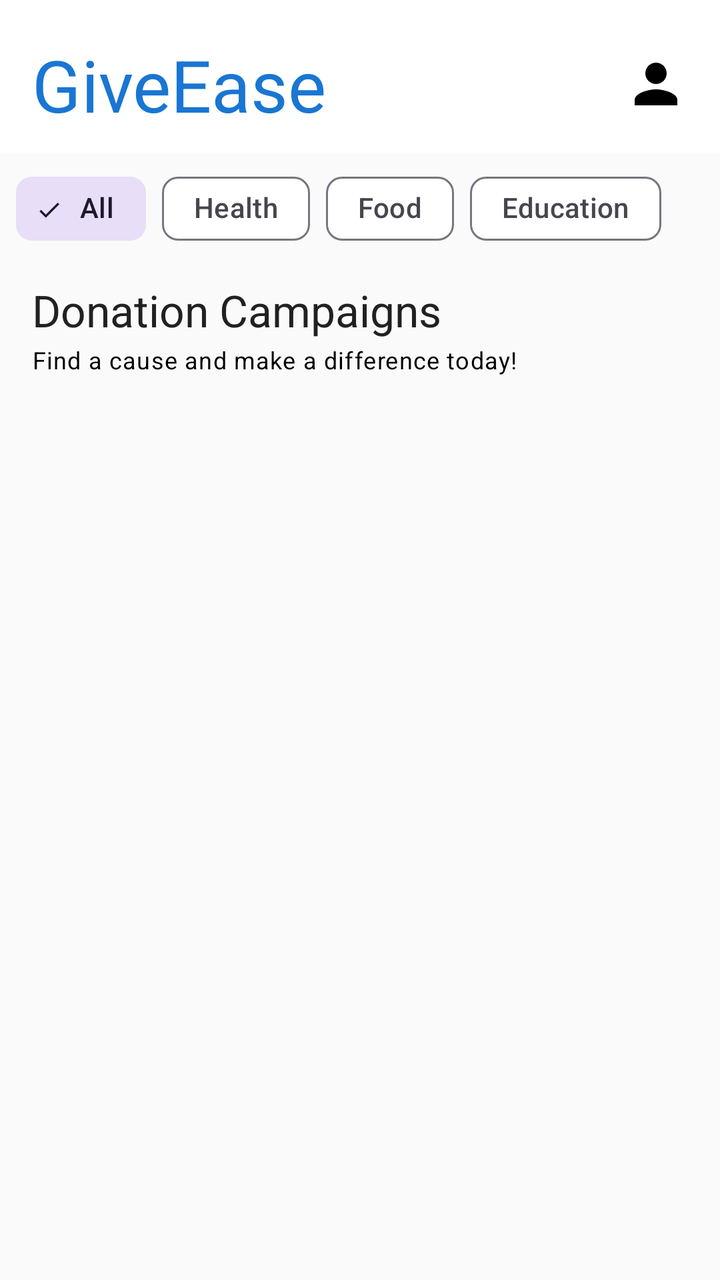
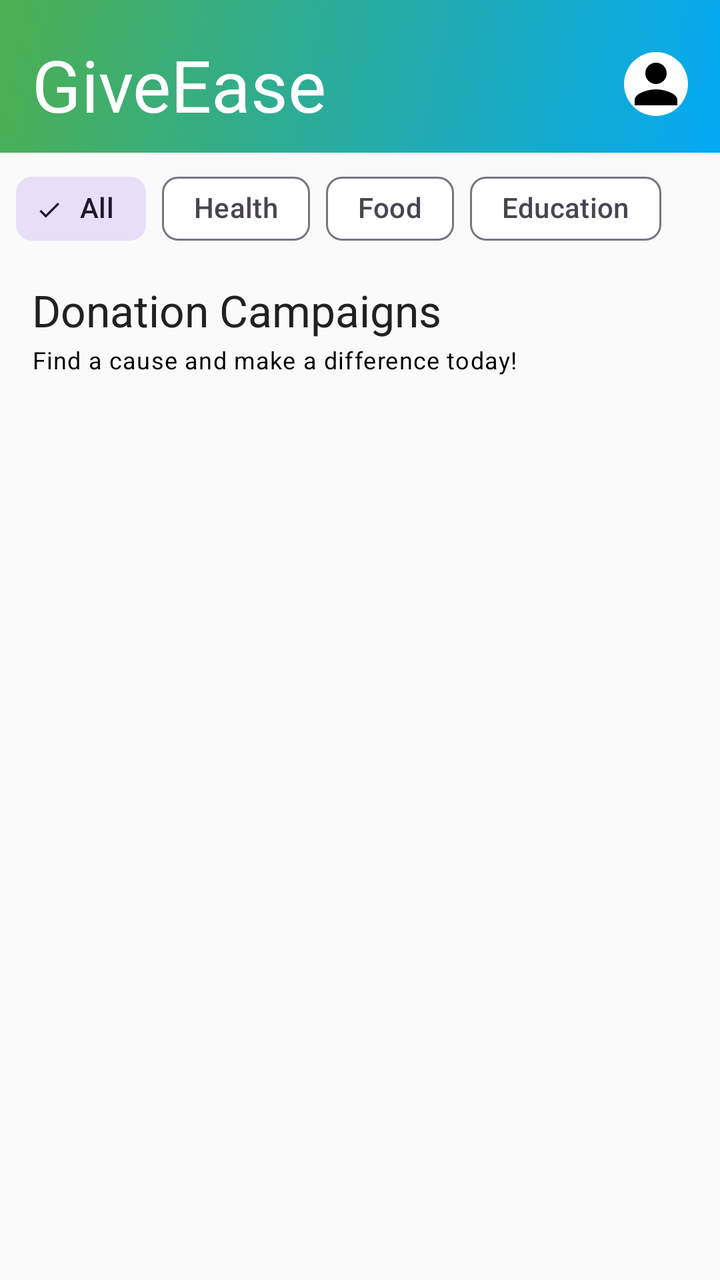

Two renders of the same Android screen: before a commit and after it. Below are the layout's source before the change and the commit's diff.
<!-- AndroidManifest.xml: application theme Theme.GiveEase -->
<!-- res/layout/fragment_donor_feed.xml -->
<?xml version="1.0" encoding="utf-8"?>
<LinearLayout xmlns:android="http://schemas.android.com/apk/res/android"
    xmlns:app="http://schemas.android.com/apk/res-auto"
    android:orientation="vertical"
    android:layout_width="match_parent"
    android:layout_height="match_parent"
    android:background="@color/background"
    android:padding="0dp">

    <LinearLayout
        android:layout_width="match_parent"
        android:layout_height="wrap_content"
        android:orientation="horizontal"
        android:background="@color/white"
        android:paddingLeft="16dp"
        android:paddingRight="16dp"
        android:paddingTop="18dp"
        android:paddingBottom="10dp"
        android:gravity="center_vertical">

        <TextView
            android:id="@+id/tvAppTitle"
            android:layout_width="0dp"
            android:layout_height="wrap_content"
            android:text="GiveEase"
            android:textAppearance="@style/TextAppearance.Material3.DisplaySmall"
            android:textColor="@color/primary_blue"
            android:layout_weight="1"/>

        <ImageView
            android:id="@+id/imgUserAvatar"
            android:layout_width="32dp"
            android:layout_height="32dp"
            android:src="@drawable/sample_profile"
            android:background="@drawable/circle_background"
            android:scaleType="centerCrop"
            android:layout_marginStart="8dp"
            android:contentDescription="User profile" />
    </LinearLayout>

    <HorizontalScrollView
        android:layout_width="match_parent"
        android:layout_height="wrap_content"
        android:layout_marginTop="4dp"
        android:layout_marginBottom="4dp"
        android:paddingLeft="8dp"
        android:paddingRight="8dp"
        android:scrollbars="none">

        <LinearLayout
            android:layout_width="wrap_content"
            android:layout_height="wrap_content"
            android:orientation="horizontal">

            <com.google.android.material.chip.Chip
                android:layout_width="wrap_content"
                android:layout_height="wrap_content"
                android:id="@+id/chipAll"
                style="@style/Widget.Material3.Chip.Filter"
                android:text="All"
                android:checked="true"
                android:layout_marginEnd="8dp"/>
            <com.google.android.material.chip.Chip
                android:layout_width="wrap_content"
                android:layout_height="wrap_content"
                android:id="@+id/chipHealth"
                style="@style/Widget.Material3.Chip.Filter"
                android:text="Health"
                android:layout_marginEnd="8dp"/>
            <com.google.android.material.chip.Chip
                android:layout_width="wrap_content"
                android:layout_height="wrap_content"
                android:id="@+id/chipFood"
                style="@style/Widget.Material3.Chip.Filter"
                android:text="Food"
                android:layout_marginEnd="8dp"/>
            <com.google.android.material.chip.Chip
                android:layout_width="wrap_content"
                android:layout_height="wrap_content"
                android:id="@+id/chipEducation"
                style="@style/Widget.Material3.Chip.Filter"
                android:text="Education"/>
        </LinearLayout>
    </HorizontalScrollView>

    <LinearLayout
        android:layout_width="match_parent"
        android:layout_height="wrap_content"
        android:orientation="vertical"
        android:paddingLeft="16dp"
        android:paddingRight="16dp"
        android:paddingTop="8dp"
        android:paddingBottom="4dp">

        <TextView
            android:id="@+id/tvSectionTitle"
            android:layout_width="wrap_content"
            android:layout_height="wrap_content"
            android:text="Donation Campaigns"
            android:textAppearance="@style/TextAppearance.Material3.TitleLarge"
            android:textColor="@color/onSurface"
            android:layout_marginBottom="2dp"/>

        <TextView
            android:id="@+id/tvSectionSubtitle"
            android:layout_width="wrap_content"
            android:layout_height="wrap_content"
            android:text="Find a cause and make a difference today!"
            android:textAppearance="@style/TextAppearance.Material3.BodySmall"
            android:textColor="@color/black"/>
    </LinearLayout>

    <androidx.recyclerview.widget.RecyclerView
        android:id="@+id/recyclerViewCampaigns"
        android:layout_width="match_parent"
        android:layout_height="0dp"
        android:layout_weight="1"
        android:clipToPadding="false"
        android:scrollbars="vertical"
        android:paddingTop="4dp"
        android:paddingBottom="12dp"
        android:paddingLeft="8dp"
        android:paddingRight="8dp"/>
</LinearLayout>
<!-- resources referenced by this layout -->
<resources>
  <color name="background">#FAFAFA</color>
  <color name="black">#FF000000</color>
  <color name="onSurface">#212121</color>
  <color name="primary_blue">#1976D2</color>
  <color name="white">#FFFFFFFF</color>
  <!-- drawable circle_background (drawable) -->
  <?xml version="1.0" encoding="utf-8"?>
  <shape xmlns:android="http://schemas.android.com/apk/res/android"
      android:shape="oval">
  
      <solid android:color="@android:color/white" />
  </shape>
  <!-- drawable sample_profile (drawable) -->
  <vector xmlns:android="http://schemas.android.com/apk/res/android"
      android:width="24dp"
      android:height="24dp"
      android:viewportWidth="24"
      android:viewportHeight="24">
      <path
          android:fillColor="#FF000000"
          android:pathData="M12,12c2.21,0 4,-1.79 4,-4s-1.79,-4 -4,-4s-4,1.79 -4,4S9.79,12 12,12zM12,14c-2.67,0 -8,1.34 -8,4v2h16v-2C20,15.34 14.67,14 12,14z"/>
  </vector>
  <style name="Theme.GiveEase" parent="Theme.Material3.Light.NoActionBar">
          
          <item name="colorPrimary">@color/primary_blue</item>
          <item name="colorOnPrimary">@color/white</item>
          <item name="colorSecondary">@color/teal_200</item>
          <item name="colorOnSecondary">@color/black</item>
  
          
          <item name="android:windowBackground">@color/background</item>
          <item name="colorSurface">@color/surface</item>
          <item name="colorOnSurface">@color/onSurface</item>
          <item name="colorOnBackground">@color/onBackground</item>
  
          
          <item name="android:statusBarColor" tools:targetApi="l">?attr/colorPrimary</item>
  
      </style>
  <color name="teal_200">#FF03DAC5</color>
  <color name="surface">#FFFFFF</color>
  <color name="onBackground">#212121</color>
</resources>

<!-- the commit's change to res/layout/fragment_donor_feed.xml (unified diff, before → after) -->
@@ -11,7 +11,7 @@
         android:layout_width="match_parent"
         android:layout_height="wrap_content"
         android:orientation="horizontal"
-        android:background="@color/white"
+        android:background="@drawable/home_header_gradient"
         android:paddingLeft="16dp"
         android:paddingRight="16dp"
         android:paddingTop="18dp"
@@ -24,7 +24,7 @@
             android:layout_height="wrap_content"
             android:text="GiveEase"
             android:textAppearance="@style/TextAppearance.Material3.DisplaySmall"
-            android:textColor="@color/primary_blue"
+            android:textColor="@android:color/white"
             android:layout_weight="1"/>
 
         <ImageView
<!-- resource entries referenced after the edit -->
@@ -11,6 +11,14 @@
       android:shape="oval">
   
       <solid android:color="@android:color/white" />
+  </shape>
+  <!-- drawable home_header_gradient (drawable) -->
+  <shape xmlns:android="http://schemas.android.com/apk/res/android">
+      <gradient
+          android:angle="135"
+          android:startColor="@color/secondary"
+          android:endColor="@color/primary"
+          android:type="linear" />
   </shape>
   <!-- drawable sample_profile (drawable) -->
   <vector xmlns:android="http://schemas.android.com/apk/res/android"
@@ -39,6 +47,8 @@
           <item name="android:statusBarColor" tools:targetApi="l">?attr/colorPrimary</item>
   
       </style>
+  <color name="secondary">#03A9F4</color>
+  <color name="primary">#4CAF50</color>
   <color name="teal_200">#FF03DAC5</color>
   <color name="surface">#FFFFFF</color>
   <color name="onBackground">#212121</color>
